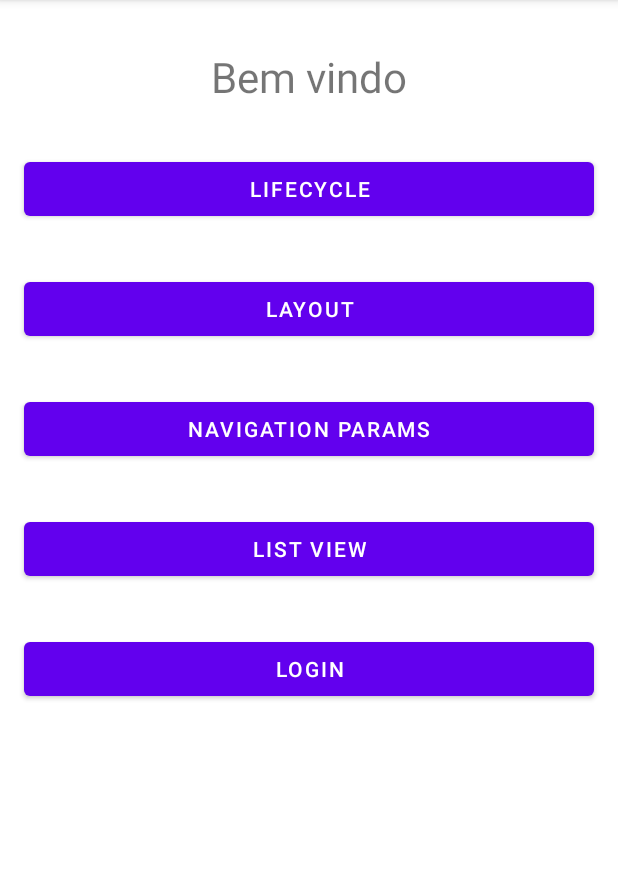
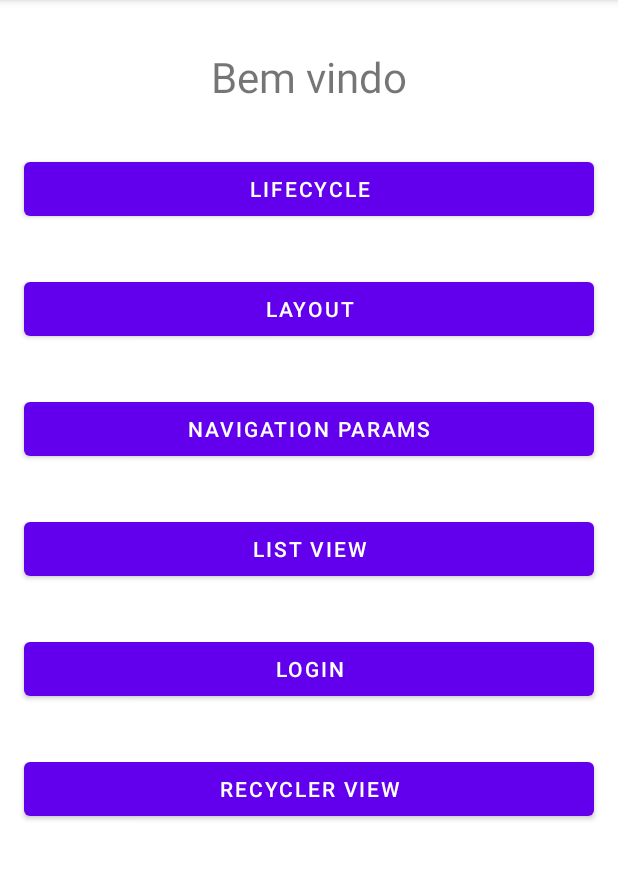
Before and after one commit to MathCastro/mentoria-android, an Android app: the screen it shows after launch (MainActivity), on a phone screen of 412 x 824 dp, the part 84-964 px from its top. Run offline under Robolectric (Android 15) with nearby library versions, the phone set to English and light mode, and no system bars; Roboto replaces fonts that are not available here.

Commit message:
recycler

```diff
--- a/app/src/main/AndroidManifest.xml
+++ b/app/src/main/AndroidManifest.xml
@@ -9,7 +9,8 @@
         android:roundIcon="@mipmap/ic_launcher_round"
         android:supportsRtl="true"
         android:theme="@style/Theme.MyApplication">
-        <activity android:name=".LoginActivity"></activity>
+        <activity android:name=".RecyclerActivity"></activity>
+        <activity android:name=".LoginActivity" />
         <activity android:name=".LifecycleActivity" />
         <activity android:name=".ListViewActivity" />
         <activity android:name=".NavigationParamsActivity" />
--- /dev/null
+++ b/app/src/main/java/com/example/myapplication/ItemsViewModel.kt
@@ -0,0 +1,3 @@
+package com.example.myapplication
+
+data class ItemsViewModel(val image: Int, val text: String)
--- a/app/src/main/java/com/example/myapplication/MainActivity.kt
+++ b/app/src/main/java/com/example/myapplication/MainActivity.kt
@@ -12,6 +12,7 @@ class MainActivity : AppCompatActivity() {
     private lateinit var buttonListView: Button
     private lateinit var lifecycleButton: Button
     private lateinit var loginButton: Button
+    private lateinit var recyclerButton: Button
 
     override fun onCreate(savedInstanceState: Bundle?) {
         super.onCreate(savedInstanceState)
@@ -22,6 +23,7 @@ class MainActivity : AppCompatActivity() {
         buttonListView = findViewById(R.id.button_listview)
         lifecycleButton = findViewById(R.id.lifecicle_button)
         loginButton = findViewById(R.id.login_button)
+        recyclerButton = findViewById(R.id.recycler_button)
 
         buttonLayout.setOnClickListener {
             val intent = Intent(this, LayoutActivity::class.java)
@@ -50,6 +52,11 @@ class MainActivity : AppCompatActivity() {
             startActivity(intent)
         }
 
+        recyclerButton.setOnClickListener {
+            val intent = Intent(this, RecyclerActivity::class.java)
+            startActivity(intent)
+        }
+
     }
 
 }
--- a/app/src/main/res/layout/activity_main.xml
+++ b/app/src/main/res/layout/activity_main.xml
@@ -78,4 +78,16 @@
         app:layout_constraintStart_toStartOf="parent"
         app:layout_constraintTop_toBottomOf="@+id/button_listview" />
 
+    <Button
+        android:id="@+id/recycler_button"
+        android:layout_width="0dp"
+        android:layout_height="wrap_content"
+        android:layout_marginStart="@dimen/buttonMarginHorizontal"
+        android:layout_marginTop="@dimen/buttonMarginTop"
+        android:layout_marginEnd="@dimen/buttonMarginHorizontal"
+        android:text="Recycler View"
+        app:layout_constraintEnd_toEndOf="parent"
+        app:layout_constraintStart_toStartOf="parent"
+        app:layout_constraintTop_toBottomOf="@+id/login_button" />
+
 </androidx.constraintlayout.widget.ConstraintLayout>
```
Also changed, not shown: app/src/main/java/com/example/myapplication/CardAdapter.kt (added, +34 -0 lines), app/src/main/java/com/example/myapplication/RecyclerActivity.kt (added, +27 -0 lines), app/src/main/res/layout/activity_recycler.xml (added, +15 -0 lines), app/src/main/res/layout/card_view_design.xml (added, +28 -0 lines).
